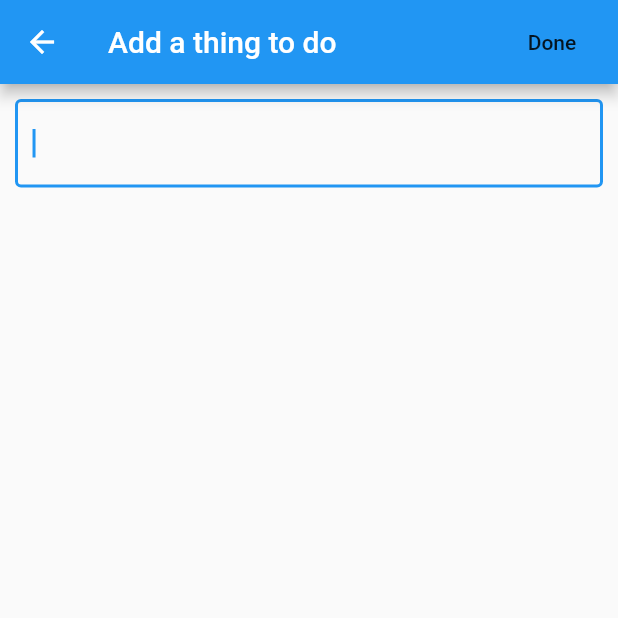
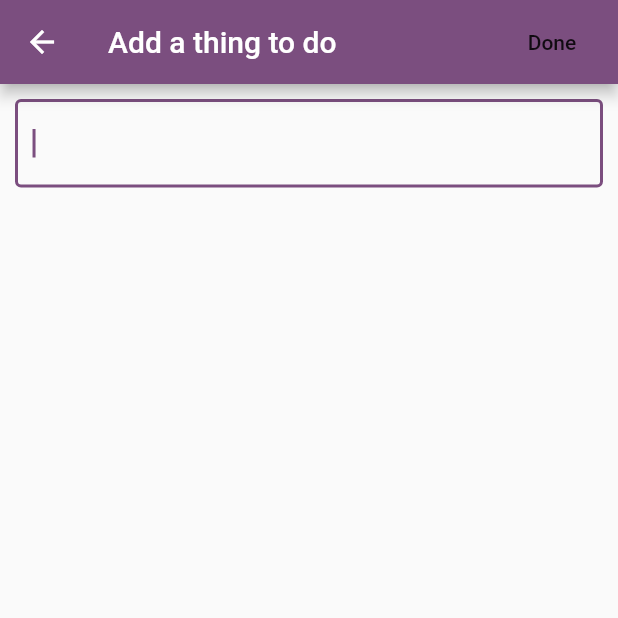
Before and after one commit to TroyTheGod/TO-DO-LIST--FLUTTER, a Flutter app: the screen it shows after launch, after a tap on the "add" icon, on a phone screen of 412 x 824 dp, the top half of it. Run offline on Flutter 3.47's test engine with Material 2 defaults, Android fonts, the phone set to English and light mode, and no system bars; drawn by our look-alikes of dynamic_color; our stand-ins replace flutter_slidable, sqflite; accounts and stored records are empty.

Commit message:
Monet Engine

```diff
--- a/lib/main.dart
+++ b/lib/main.dart
@@ -1,9 +1,12 @@
+import 'package:dynamic_color/dynamic_color.dart';
 import "package:flutter/material.dart";
-import 'package:flutter/services.dart';
 import 'package:provider/provider.dart';
 import 'package:test_1/providers/item_provider.dart';
 import 'package:test_1/screens/add_item_screen.dart';
+import 'package:test_1/theme/ColorScheme.dart';
 import './screens/home_screen.dart';
+
+bool _isDemoUsingDynamicColors = false;
 
 void main(List<String> args) {
   runApp(MultiProvider(
@@ -19,11 +22,18 @@ class TodoList extends StatelessWidget {
 
   @override
   Widget build(BuildContext context) {
-    return MaterialApp(
-      initialRoute: '/',
-      routes: {
-        '/': (context) => const ListDisplay(),
-        '/add_item_screen': (context) => const AddItem(),
+    return DynamicColorBuilder(
+      builder: (lightDynamic, darkDynamic) {
+        return MaterialApp(
+          theme: AppTheme.lightTheme(lightDynamic),
+          darkTheme: AppTheme.darkTheme(darkDynamic),
+          initialRoute: '/',
+          debugShowCheckedModeBanner: false,
+          routes: {
+            '/': (context) => const ListDisplay(),
+            '/add_item_screen': (context) => const AddItem(),
+          },
+        );
       },
     );
   }
--- /dev/null
+++ b/lib/theme/ColorScheme.dart
@@ -0,0 +1,22 @@
+import 'package:flutter/material.dart';
+
+class AppTheme {
+  static ThemeData lightTheme(ColorScheme? lightColorScheme) {
+    ColorScheme scheme =
+        lightColorScheme ?? ColorScheme.fromSeed(seedColor: Colors.purple);
+    return (ThemeData(
+      colorScheme: scheme,
+    ));
+  }
+
+  static ThemeData darkTheme(ColorScheme? darkColorScheme) {
+    ColorScheme scheme = darkColorScheme ??
+        ColorScheme.fromSeed(
+          seedColor: Colors.purple,
+          brightness: Brightness.dark,
+        );
+    return (ThemeData(
+      colorScheme: scheme,
+    ));
+  }
+}
```
